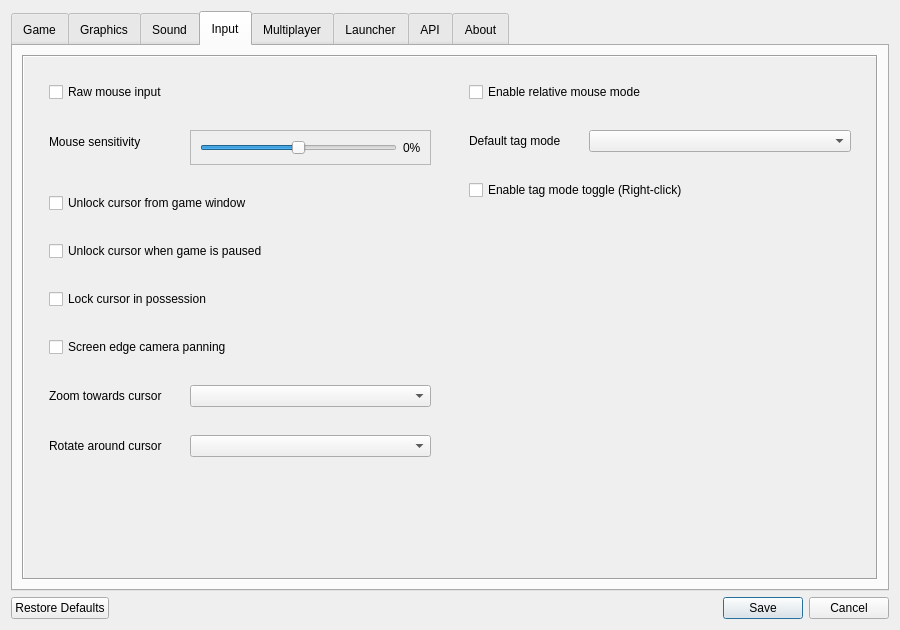
Above: ui/settingsdialog.ui from dkfans/keeperfx-launcher-qt before the change. Below: the same form after it.
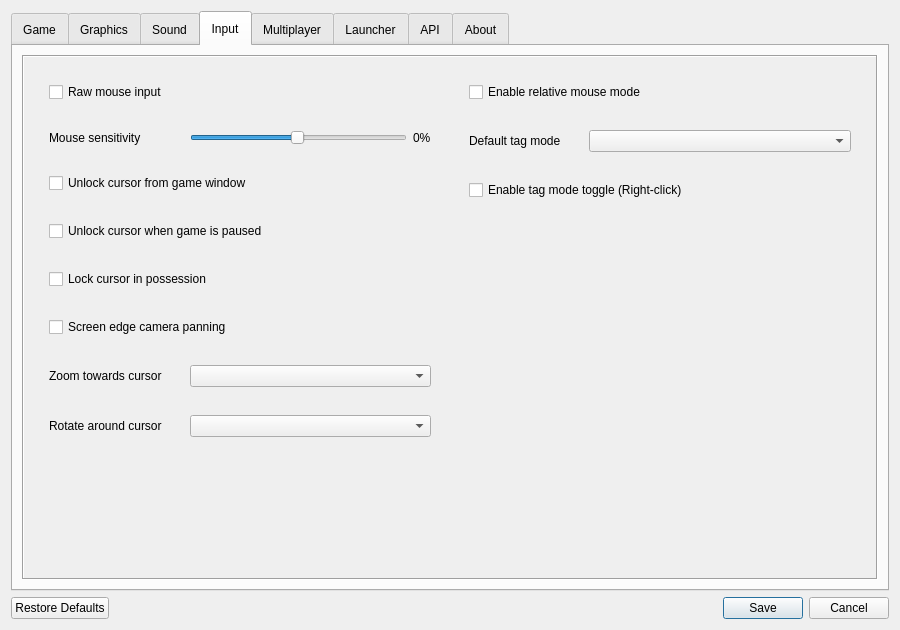
That is the form after the change. The open tabs and pages were chosen to show the change. Icons and pictures are not drawn.

Commit message:
remove margins from mouse sensitivity slider
also hide its frame borders

```diff
--- a/ui/settingsdialog.ui
+++ b/ui/settingsdialog.ui
@@ -1009,13 +1009,19 @@
                   <verstretch>0</verstretch>
                  </sizepolicy>
                 </property>
-                <property name="frameShape">
-                 <enum>QFrame::Shape::StyledPanel</enum>
-                </property>
-                <property name="frameShadow">
-                 <enum>QFrame::Shadow::Raised</enum>
-                </property>
                 <layout class="QHBoxLayout" name="horizontalLayout_8">
+                 <property name="leftMargin">
+                  <number>0</number>
+                 </property>
+                 <property name="topMargin">
+                  <number>0</number>
+                 </property>
+                 <property name="rightMargin">
+                  <number>0</number>
+                 </property>
+                 <property name="bottomMargin">
+                  <number>0</number>
+                 </property>
                  <item>
                   <widget class="QSlider" name="horizontalSliderMouseSens">
                    <property name="minimum">
```
